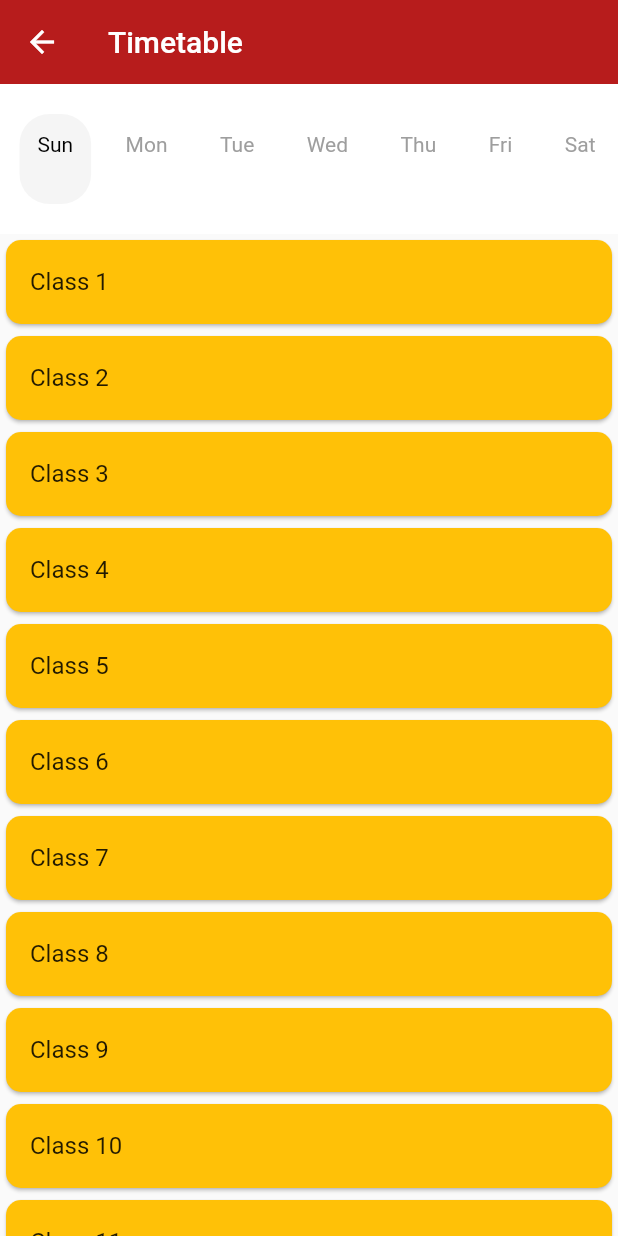
After one commit to dhruvd0/bennett_app, a Flutter app: the TimeTablePage screen opened directly, on a phone screen of 412 x 824 dp. The commit adds this screen. Run offline on Flutter 3.47's test engine with Material 2 defaults, Android fonts, the phone set to English and light mode, and no system bars.

Commit message:
Created Timetable Page

```diff
--- a/lib/features/homepage/student/student_homepage.dart
+++ b/lib/features/homepage/student/student_homepage.dart
@@ -2,7 +2,10 @@ import 'package:flutter/material.dart';
 
 class StudentHomePage extends StatelessWidget {
   StudentHomePage({Key? key}) : super(key: key);
-  final gridButtons = {'Time Table': Icons.calendar_today,'Attendance':Icons.note};
+  final gridButtons = {
+    'Time Table': Icons.calendar_today,
+    'Attendance': Icons.note
+  };
   @override
   Widget build(BuildContext context) {
     return Scaffold(
@@ -20,7 +23,7 @@ class StudentHomePage extends StatelessWidget {
           children: [
             Container(
               height: 200,
-              color: Colors.green,
+              color: Colors.blue[300],
             ),
             SizedBox(
               height: 50,
--- /dev/null
+++ b/lib/features/timetable/pick_day.dart
@@ -0,0 +1,49 @@
+import 'package:flutter/material.dart';
+
+class PickDay extends StatefulWidget {
+  const PickDay({Key? key}) : super(key: key);
+
+  @override
+  _PickDayState createState() => _PickDayState();
+}
+
+class _PickDayState extends State<PickDay> {
+  final weekList = ['Sun', 'Mon', 'Tue', 'Wed', 'Thu', 'Fri', 'Sat'];
+  var selected_index = 0;
+  @override
+  Widget build(BuildContext context) {
+    return Container(
+      color: Colors.white,
+      height: 100,
+      padding: EdgeInsets.symmetric(vertical: 20),
+      child: ListView.separated(
+          padding: EdgeInsets.fromLTRB(10, 0, 10, 0),
+          scrollDirection: Axis.horizontal,
+          itemBuilder: (context, index) => GestureDetector(
+                onTap: () => setState(() {
+                  selected_index = index;
+                }),
+                child: Container(
+                  padding: EdgeInsets.all(12),
+                  margin: EdgeInsets.symmetric(horizontal: 3),
+                  decoration: BoxDecoration(
+                      borderRadius: BorderRadius.circular(20),
+                      color: selected_index == index
+                          ? Colors.grey.withOpacity(0.1)
+                          : null),
+                  child: Text(
+                    weekList[index],
+                    style: TextStyle(
+                        color: selected_index == index
+                            ? Colors.black
+                            : Colors.grey),
+                  ),
+                ),
+              ),
+          separatorBuilder: (_, index) => SizedBox(
+                width: 5,
+              ),
+          itemCount: 7),
+    );
+  }
+}
--- /dev/null
+++ b/lib/features/timetable/timeline.dart
@@ -0,0 +1,41 @@
+import 'package:flutter/material.dart';
+
+class TimeLine extends StatefulWidget {
+  const TimeLine({Key? key}) : super(key: key);
+
+  @override
+  _TimeLineState createState() => _TimeLineState();
+}
+
+class _TimeLineState extends State<TimeLine> {
+  final classList = [
+    "Class 1",
+    "Class 2",
+    "Class 3",
+    "Class 4",
+    "Class 5",
+    "Class 6",
+    "Class 7",
+    "Class 8",
+    "Class 9",
+    "Class 10",
+    "Class 11",
+    "Class 12"
+  ];
+  @override
+  Widget build(BuildContext context) {
+    return Expanded(
+        child: ListView.builder(
+            itemCount: classList.length,
+            itemBuilder: (context, index) {
+              return Card(
+                color: Colors.amber,
+                child: ListTile(
+                  title: Text(classList[index]),
+                ),
+                shape: RoundedRectangleBorder(
+                    borderRadius: BorderRadius.circular(10)),
+              );
+            }));
+  }
+}
--- /dev/null
+++ b/lib/features/timetable/timetable.dart
@@ -0,0 +1,24 @@
+import 'package:bennett_app/features/timetable/pick_day.dart';
+import 'package:bennett_app/features/timetable/timeline.dart';
+import 'package:flutter/material.dart';
+
+class TimeTablePage extends StatelessWidget {
+  const TimeTablePage({Key? key}) : super(key: key);
+
+  @override
+  Widget build(BuildContext context) {
+    return Scaffold(
+        appBar: AppBar(
+          title: Title(
+            child: Text("Timetable"),
+            color: Colors.white,
+          ),
+          elevation: 0,
+        ),
+        body: Container(
+          child: Column(
+            children: [PickDay(), TimeLine()],
+          ),
+        ));
+  }
+}
--- a/lib/main.dart
+++ b/lib/main.dart
@@ -1,5 +1,7 @@
 import 'package:bennett_app/config/theme/theme.dart';
 import 'package:bennett_app/features/homepage/student/student_homepage.dart';
+import 'package:bennett_app/features/timetable/timeline.dart';
+import 'package:bennett_app/features/timetable/timetable.dart';
 import 'package:flutter/material.dart';
 
 void main() {
@@ -15,7 +17,7 @@ class MyApp extends StatelessWidget {
     return MaterialApp(
       title: 'Bennett App',
       theme: AppTheme.lightTheme,
-      home:  StudentHomePage(),
+      home: StudentHomePage(),
     );
   }
 }
--- a/pubspec.yaml
+++ b/pubspec.yaml
@@ -18,7 +18,7 @@ publish_to: 'none' # Remove this line if you wish to publish to pub.dev
 version: 1.0.0+1
 
 environment:
-  sdk: ">=2.16.1 <3.0.0"
+  sdk: ">=2.15.1 <3.0.0"
 
 # Dependencies specify other packages that your package needs in order to work.
 # To automatically upgrade your package dependencies to the latest versions
@@ -34,6 +34,7 @@ dependencies:
   # The following adds the Cupertino Icons font to your application.
   # Use with the CupertinoIcons class for iOS style icons.
   cupertino_icons: ^1.0.2
+  table_calendar: ^3.0.4
 
 dev_dependencies:
   flutter_test:
```
